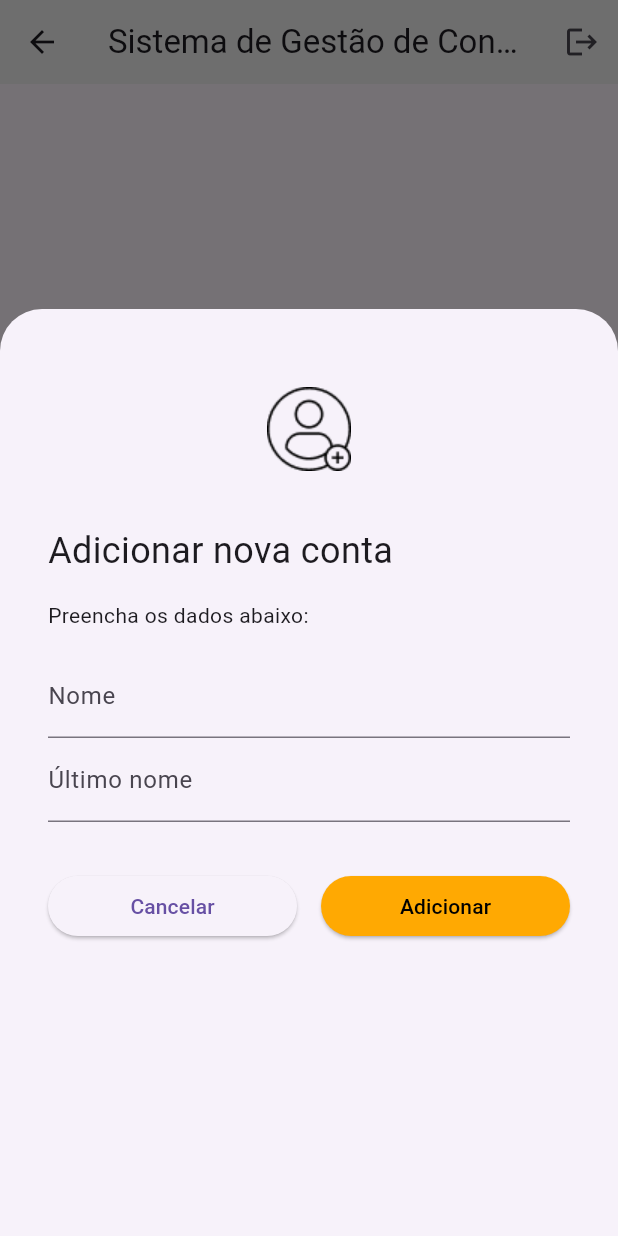
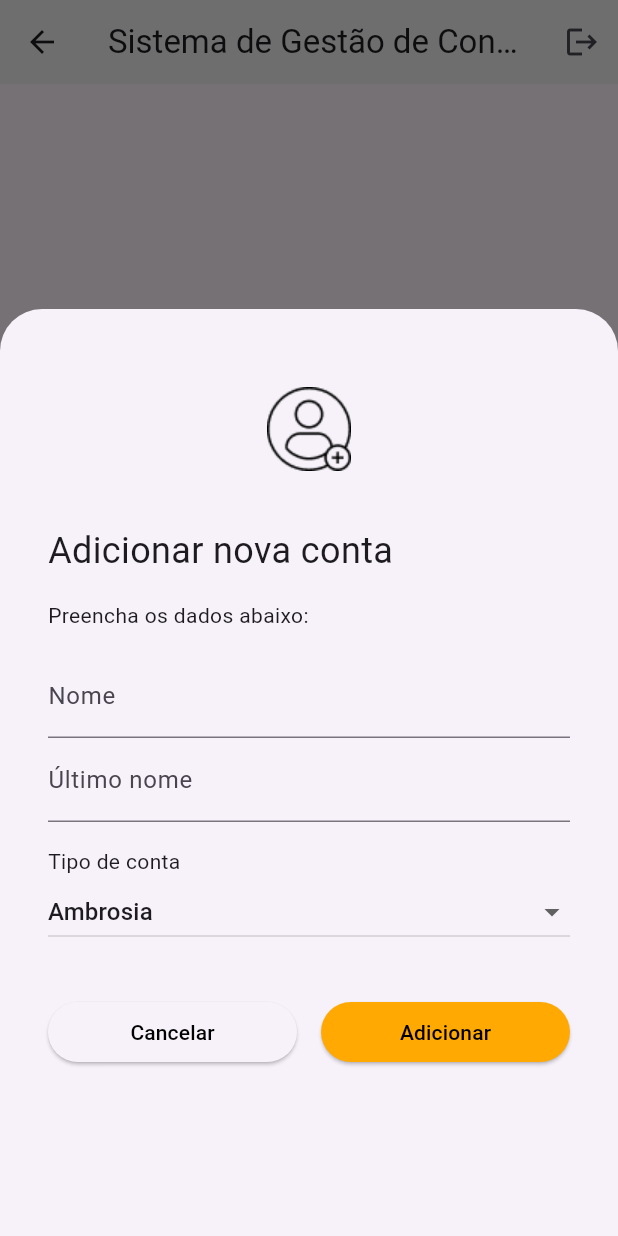
Before and after one commit to ricarthlima/dart_flutter_ahead, a Flutter app: the HomeScreen screen opened by its route, after a tap on the "add" icon, on a phone screen of 412 x 824 dp. Run offline on Flutter 3.47's test engine with Material 3 defaults, Android fonts, the phone set to English and light mode, and no system bars; network calls fail.

Commit message:
v4.3 - criando caixa de selecao

```diff
--- a/lib/ui/widgets/account_upinsert_modal.dart
+++ b/lib/ui/widgets/account_upinsert_modal.dart
@@ -9,6 +9,8 @@ class AccountUpinsertModal extends StatefulWidget {
 }
 
 class _AccountUpinsertModalState extends State<AccountUpinsertModal> {
+  String accountType = "AMBROSIA";
+
   @override
   Widget build(BuildContext context) {
     return Container(
@@ -46,6 +48,7 @@ class _AccountUpinsertModalState extends State<AccountUpinsertModal> {
             const SizedBox(height: 16),
             Form(
               child: Column(
+                crossAxisAlignment: CrossAxisAlignment.stretch,
                 children: [
                   TextFormField(
                     decoration: const InputDecoration(
@@ -57,6 +60,38 @@ class _AccountUpinsertModalState extends State<AccountUpinsertModal> {
                       label: Text("Último nome"),
                     ),
                   ),
+                  const SizedBox(height: 16),
+                  const Text("Tipo de conta"),
+                  DropdownButton<String>(
+                    value: accountType,
+                    isExpanded: true,
+                    onChanged: (value) {
+                      //lembrando que esse "value" é um lambda
+                      if (value != null) {
+                        setState(() {
+                          accountType = value;
+                        });
+                      }
+                    },
+                    items: const [
+                      DropdownMenuItem<String>(
+                        value: "AMBROSIA",
+                        child: Text("Ambrosia"),
+                      ),
+                      DropdownMenuItem<String>(
+                        value: "CANJICA",
+                        child: Text("Canjica"),
+                      ),
+                      DropdownMenuItem<String>(
+                        value: "PUDIM",
+                        child: Text("Pudim"),
+                      ),
+                      DropdownMenuItem<String>(
+                        value: "BRIGADEIRO",
+                        child: Text("Brigadeiro"),
+                      ),
+                    ],
+                  ),
                   const SizedBox(height: 32),
                   Row(
                     children: [
@@ -65,7 +100,10 @@ class _AccountUpinsertModalState extends State<AccountUpinsertModal> {
                           onPressed: () {
                             buttonCancelClicked();
                           },
-                          child: const Text("Cancelar"),
+                          child: const Text(
+                            "Cancelar",
+                            style: TextStyle(color: Colors.black),
+                          ),
                         ),
                       ),
                       const SizedBox(width: 16),
```
